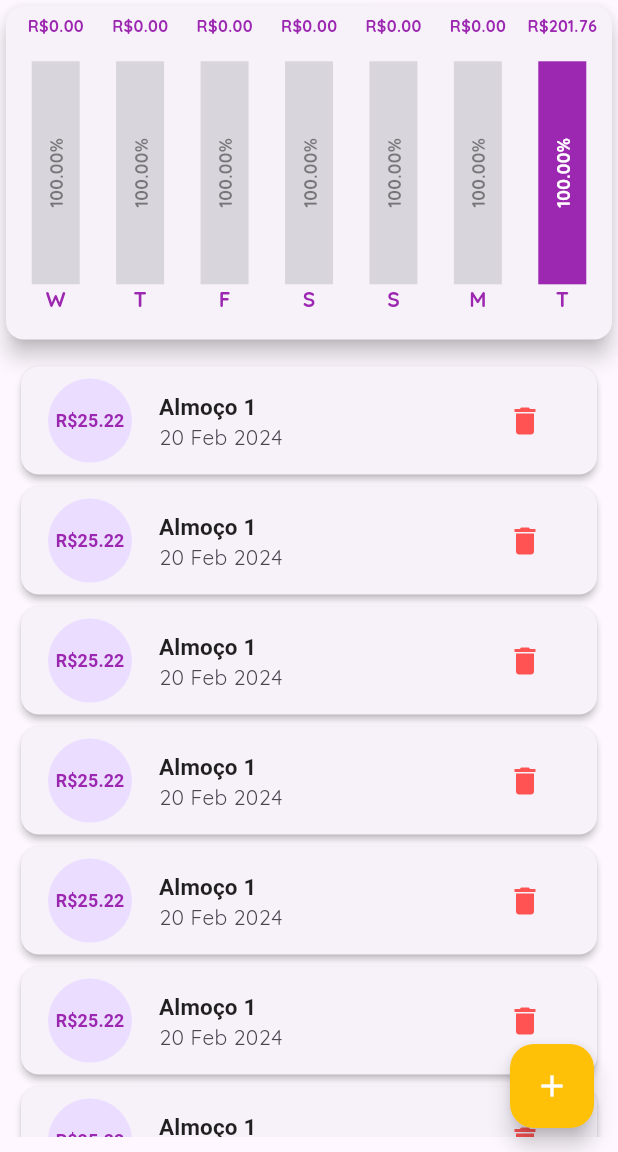
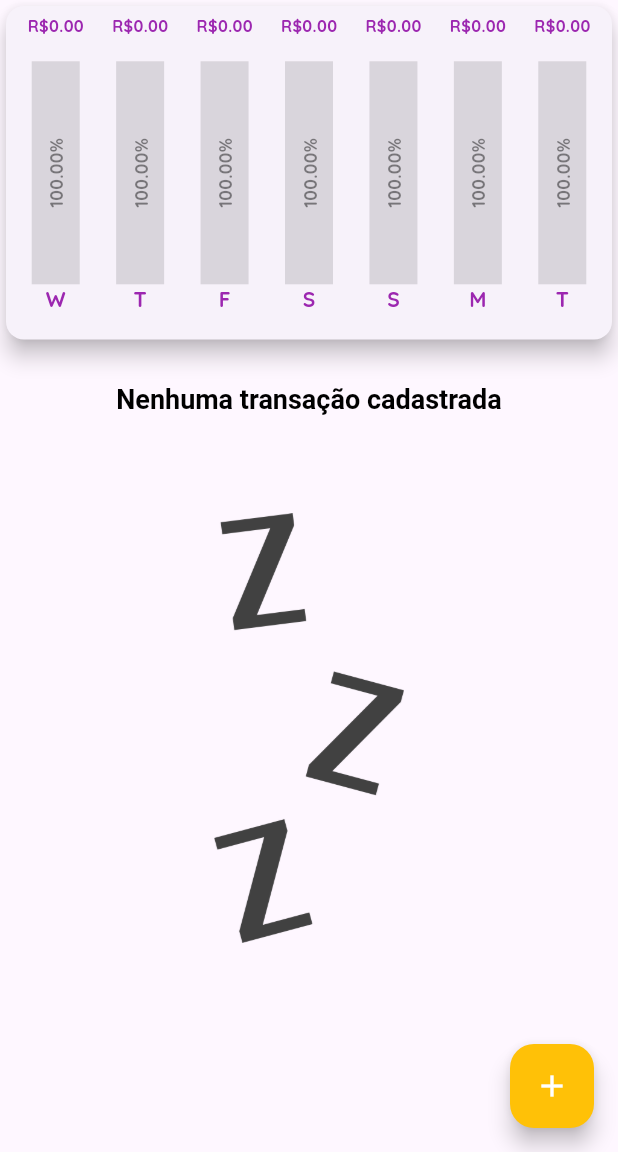
Before and after one commit to gabrielnavas/expenses-flutter-app, a Flutter app: the screen it shows after launch, on a phone screen of 412 x 824 dp, the part 84-1236 px from its top. Run offline on Flutter 3.47's test engine with Material 3 defaults, Android fonts, the phone set to English and light mode, and no system bars.

Commit message:
add portrait toggle

```diff
--- a/lib/main.dart
+++ b/lib/main.dart
@@ -1,10 +1,6 @@
-import 'package:expenses_flutter_app/models/chart_recent.dart';
-import 'package:expenses_flutter_app/models/transaction.dart';
-import 'package:expenses_flutter_app/widgets/chart.dart';
-import 'package:expenses_flutter_app/widgets/transaction_form_add.dart';
-import 'package:expenses_flutter_app/widgets/transaction_list.dart';
 import 'package:flutter/material.dart';
-import 'package:flutter/services.dart';
+
+import 'package:expenses_flutter_app/screens/principal_home.dart';
 
 void main() => runApp(const Expenses());
 
@@ -15,7 +11,7 @@ class Expenses extends StatelessWidget {
   Widget build(BuildContext context) {
     final ThemeData theme = ThemeData(fontFamily: 'Quicksand');
     return MaterialApp(
-      home: const MyHomePage(),
+      home: const PrincipalHome(),
       theme: theme.copyWith(
         colorScheme: theme.colorScheme.copyWith(
           primary: Colors.purple,
@@ -51,89 +47,3 @@ class Expenses extends StatelessWidget {
     );
   }
 }
-
-class MyHomePage extends StatefulWidget {
-  const MyHomePage({super.key});
-
-  @override
-  State<MyHomePage> createState() => _MyHomePageState();
-}
-
-class _MyHomePageState extends State<MyHomePage> {
-  final List<Transaction> _transactions = [
-    Transaction(id: '1', date: DateTime.now(), title: 'Almoço 1', value: 25.22),
-    Transaction(id: '2', date: DateTime.now(), title: 'Almoço 1', value: 25.22),
-    Transaction(id: '3', date: DateTime.now(), title: 'Almoço 1', value: 25.22),
-    Transaction(id: '4', date: DateTime.now(), title: 'Almoço 1', value: 25.22),
-    Transaction(id: '5', date: DateTime.now(), title: 'Almoço 1', value: 25.22),
-    Transaction(id: '6', date: DateTime.now(), title: 'Almoço 1', value: 25.22),
-    Transaction(id: '7', date: DateTime.now(), title: 'Almoço 1', value: 25.22),
-    Transaction(id: '8', date: DateTime.now(), title: 'Almoço 1', value: 25.22),
-  ];
-
-  _addTransaction(Transaction newTransaction) {
-    setState(() {
-      _transactions.insert(0, newTransaction);
-    });
-    FocusManager.instance.primaryFocus?.unfocus(); // close keyboard
-    Navigator.of(context).pop(); // close modal
-  }
-
-  void _removeTransaction(Transaction transactionTarget) {
-    setState(() {
-      _transactions
-          .removeWhere((transaction) => transaction.id == transactionTarget.id);
-    });
-  }
-
-  void _openTransactionForm(BuildContext context) {
-    showModalBottomSheet(
-      context: context,
-      builder: (_) => TransactionFormAdd(_addTransaction),
-    );
-  }
-
-  @override
-  Widget build(BuildContext context) {
-    final AppBar appBar = AppBar(
-      title: const Text('Despesas pessoais'),
-      actions: [
-        IconButton(
-          onPressed: () => _openTransactionForm(context),
-          icon: const Icon(Icons.add),
-        )
-      ],
-    );
-
-    final double paddingTop = MediaQuery.of(context).padding.top;
-    final double screenSize = MediaQuery.of(context).size.height;
-    final double availableHeight =
-        screenSize - paddingTop - appBar.preferredSize.height;
-
-    ChartRecent chartRecent = ChartRecent(7, _transactions);
-    return Scaffold(
-      appBar: appBar,
-      body: SingleChildScrollView(
-        child: Column(
-          crossAxisAlignment: CrossAxisAlignment.stretch,
-          children: [
-            Container(
-              height: availableHeight * 0.30,
-              child: Chart(chartRecent),
-            ),
-            Container(
-              height: availableHeight * 0.70,
-              child: TransactionList(_transactions, _removeTransaction),
-            )
-          ],
-        ),
-      ),
-      floatingActionButton: FloatingActionButton(
-        foregroundColor: Colors.white,
-        backgroundColor: Theme.of(context).colorScheme.secondary,
-        child: const Icon(Icons.add),
-        onPressed: () => _openTransactionForm(context),
-      ),
-    );
-  }
-}
--- /dev/null
+++ b/lib/screens/principal_home.dart
@@ -0,0 +1,141 @@
+import 'package:expenses_flutter_app/models/chart_recent.dart';
+import 'package:expenses_flutter_app/models/transaction.dart';
+import 'package:expenses_flutter_app/widgets/chart.dart';
+import 'package:expenses_flutter_app/widgets/transaction_form_add.dart';
+import 'package:expenses_flutter_app/widgets/transaction_list.dart';
+import 'package:flutter/material.dart';
+
+class PrincipalHome extends StatefulWidget {
+  const PrincipalHome({super.key});
+
+  @override
+  State<PrincipalHome> createState() => _PrincipalHomeState();
+}
+
+class _PrincipalHomeState extends State<PrincipalHome> {
+  bool _showChart = true;
+  final List<Transaction> _transactions = [];
+
+  _addTransaction(Transaction newTransaction) {
+    setState(() {
+      _transactions.insert(0, newTransaction);
+    });
+    FocusManager.instance.primaryFocus?.unfocus(); // close keyboard
+    Navigator.of(context).pop(); // close modal
+  }
+
+  void _removeTransaction(Transaction transactionTarget) {
+    setState(() {
+      _transactions
+          .removeWhere((transaction) => transaction.id == transactionTarget.id);
+    });
+  }
+
+  void _openTransactionForm(BuildContext context) {
+    showModalBottomSheet(
+      context: context,
+      builder: (_) => TransactionFormAdd(_addTransaction),
+    );
+  }
+
+  @override
+  Widget build(BuildContext context) {
+    final bool isPortrait =
+        MediaQuery.of(context).orientation == Orientation.portrait;
+
+    final AppBar appBar = AppBar(
+      title: const Text('Despesas pessoais'),
+      actions: _renderActionsAppBar(context),
+    );
+
+    double availableHeight = _calculateAvailableHeight(context, appBar);
+
+    ChartRecent chartRecent = ChartRecent(7, _transactions);
+
+    Widget renderWidgetChild =
+        _renderWidgetChild(isPortrait, availableHeight, chartRecent);
+
+    return Scaffold(
+      appBar: appBar,
+      body: SingleChildScrollView(
+        child: Column(
+          crossAxisAlignment: CrossAxisAlignment.stretch,
+          children: [renderWidgetChild],
+        ),
+      ),
+      floatingActionButton: FloatingActionButton(
+        foregroundColor: Colors.white,
+        backgroundColor: Theme.of(context).colorScheme.secondary,
+        child: const Icon(Icons.add),
+        onPressed: () => _openTransactionForm(context),
+      ),
+    );
+  }
+
+  List<Widget> _renderActionsAppBar(BuildContext context) {
+    final bool isPortrait =
+        MediaQuery.of(context).orientation == Orientation.portrait;
+
+    List<Widget> widgets = [
+      IconButton(
+        onPressed: () => _openTransactionForm(context),
+        icon: const Icon(Icons.add),
+      ),
+    ];
+
+    if (!isPortrait) {
+      Widget toggleChartOrTransactionList = Row(
+        children: [
+          IconButton(
+            icon: Icon(Icons.auto_graph),
+            onPressed: () {
+              setState(() {
+                _showChart = !_showChart;
+              });
+            },
+            color: _showChart ? Colors.blueAccent : Colors.white,
+          ),
+        ],
+      );
+      widgets.add(toggleChartOrTransactionList);
+    }
+
+    return widgets;
+  }
+
+  Widget _renderWidgetChild(
+      bool isPortrait, double availableHeight, ChartRecent chartRecent) {
+    Widget chart = Container(
+      height: isPortrait ? availableHeight * 0.30 : availableHeight,
+      child: Chart(chartRecent),
+    );
+
+    Widget transactionList = Container(
+      height: isPortrait ? availableHeight * 0.70 : availableHeight,
+      child: TransactionList(_transactions, _removeTransaction),
+    );
+
+    if (isPortrait) {
+      return Column(
+        children: [
+          chart,
+          transactionList,
+        ],
+      );
+    }
+
+    if (_showChart) {
+      return chart;
+    }
+
+    return transactionList;
+  }
+
+  double _calculateAvailableHeight(BuildContext context, AppBar appBar) {
+    final double paddingTop = MediaQuery.of(context).padding.top;
+    final double screenSize = MediaQuery.of(context).size.height;
+    final double availableHeight =
+        screenSize - paddingTop - appBar.preferredSize.height;
+    return availableHeight;
+  }
+}
--- a/lib/widgets/transaction_list.dart
+++ b/lib/widgets/transaction_list.dart
@@ -21,14 +21,20 @@ class TransactionList extends StatelessWidget {
 
   @override
   Widget build(BuildContext context) {
-    Column imageListEmpty = Column(
+    LayoutBuilder imageListEmpty =
+        LayoutBuilder(builder: (context, constraints) {
+      return Column(
         children: [
-        Text(
+          Container(
+            height: constraints.maxHeight * .10,
+            alignment: Alignment.center,
+            child: Text(
               'Nenhuma transação cadastrada',
               style: Theme.of(context).textTheme.titleLarge,
             ),
+          ),
           Container(
-          height: 300,
+            height: constraints.maxHeight * 0.65,
             padding: const EdgeInsets.only(top: 50),
             child: Image.asset(
               'assets/images/waiting.png',
@@ -37,6 +43,7 @@ class TransactionList extends StatelessWidget {
           ),
         ],
       );
+    });
 
     ListView list = ListView.builder(
       itemCount: transactions.length,
```
Lines whose indentation alone changed are shown as unchanged.
